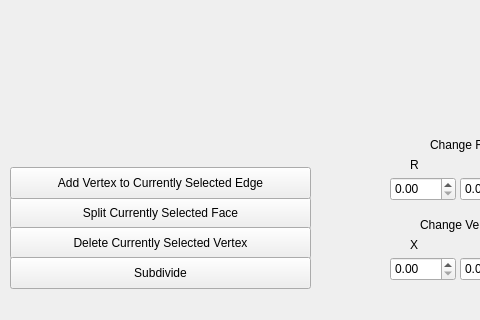
This is forms/mainwindow.ui in chloesnyder/CIS497 as Qt 5 draws it before an edit; both pictures show x 0 to 480 and y 322 to 642 of the 837 by 642 pixel window. The edited form follows.
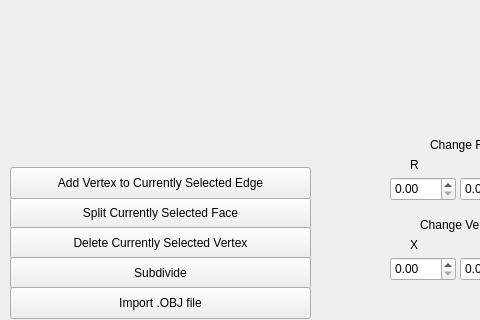
This is the edited form. Custom widgets are drawn as their Qt base class.

Commit message: started obj import, catmull clark done

```diff
--- a/forms/mainwindow.ui
+++ b/forms/mainwindow.ui
@@ -321,6 +321,19 @@
      <string>Subdivide</string>
     </property>
    </widget>
+   <widget class="QPushButton" name="importObjButton">
+    <property name="geometry">
+     <rect>
+      <x>10</x>
+      <y>590</y>
+      <width>301</width>
+      <height>32</height>
+     </rect>
+    </property>
+    <property name="text">
+     <string>Import .OBJ file</string>
+    </property>
+   </widget>
   </widget>
   <widget class="QMenuBar" name="menuBar">
    <property name="geometry">
```
Left out of the diff: 17 changed lines with no effect on the pictures. The commit also changes 4 other files.
